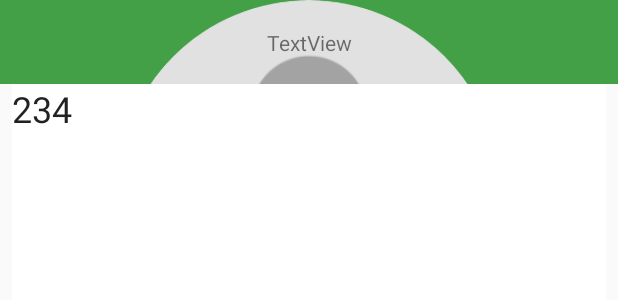
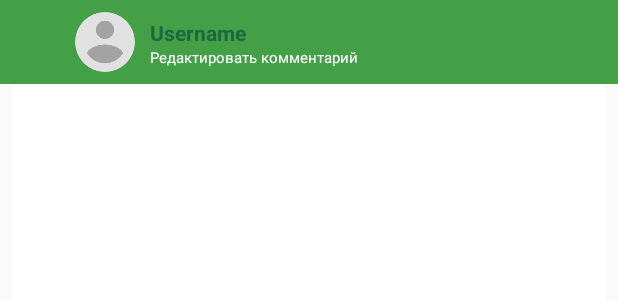
Before and after one commit to mr-variant/EnglishGrow, an Android app: the layout activity_change_comment.xml on its own in the app's theme, with its tools: preview values and no code run, on a phone screen of 412 x 824 dp. Shown: the top 300 px of the screen. Run offline under Robolectric (Android 15) with nearby library versions, the phone set to English and light mode, and no system bars.

Commit message:
finish changeCommentActivity. Add animation to changeCommentActivity.

```diff
--- a/app/src/main/java/aksenchyk/englishgrow/adapters/BlogRecyclerAdapter.java
+++ b/app/src/main/java/aksenchyk/englishgrow/adapters/BlogRecyclerAdapter.java
@@ -357,7 +357,7 @@ public class BlogRecyclerAdapter extends RecyclerView.Adapter<BlogRecyclerAdapte
             textViewBlogUsername.setText(name);
 
             RequestOptions placeholderOption = new RequestOptions();
-            placeholderOption.placeholder(R.drawable.profile_placeholder);
+            placeholderOption.placeholder(R.drawable.default_image);
 
             Glide.with(circleImageViewUserPhoto.getContext()).applyDefaultRequestOptions(placeholderOption).load(image).into(circleImageViewUserPhoto);
         }
--- a/app/src/main/java/aksenchyk/englishgrow/bottom_navigation_fragments/ChatFragment.java
+++ b/app/src/main/java/aksenchyk/englishgrow/bottom_navigation_fragments/ChatFragment.java
@@ -193,7 +193,6 @@ public class ChatFragment extends Fragment {
                     floatingActionButtonAddNewPost.startAnimation(animFabHide);
                     Intent newPostIntent = new Intent(getActivity(), NewPostActivity.class);
                     startActivity(newPostIntent);
-
                 }
             });
         }
--- /dev/null
+++ b/app/src/main/res/anim/slide_in_down.xml
@@ -0,0 +1,5 @@
+<?xml version="1.0" encoding="utf-8"?>
+<translate xmlns:android="http://schemas.android.com/apk/res/android"
+    android:duration="@android:integer/config_shortAnimTime"
+    android:fromYDelta="-100%p"
+    android:toYDelta="0%p" />
--- /dev/null
+++ b/app/src/main/res/anim/slide_in_up.xml
@@ -0,0 +1,5 @@
+<?xml version="1.0" encoding="utf-8"?>
+<translate xmlns:android="http://schemas.android.com/apk/res/android"
+    android:duration="@android:integer/config_shortAnimTime"
+    android:fromYDelta="100%p"
+    android:toYDelta="0%p" />
--- /dev/null
+++ b/app/src/main/res/anim/slide_out_down.xml
@@ -0,0 +1,5 @@
+<?xml version="1.0" encoding="utf-8"?>
+<translate xmlns:android="http://schemas.android.com/apk/res/android"
+    android:duration="@android:integer/config_shortAnimTime"
+    android:fromYDelta="0%p"
+    android:toYDelta="100%p" />
--- /dev/null
+++ b/app/src/main/res/anim/slide_out_up.xml
@@ -0,0 +1,5 @@
+<?xml version="1.0" encoding="utf-8"?>
+<translate xmlns:android="http://schemas.android.com/apk/res/android"
+    android:duration="@android:integer/config_shortAnimTime"
+    android:fromYDelta="0%p"
+    android:toYDelta="-100%p" />
--- /dev/null
+++ b/app/src/main/res/drawable/ic_picture.xml
@@ -0,0 +1,5 @@
+<vector android:height="24dp" android:viewportHeight="489.523"
+    android:viewportWidth="489.523" android:width="24dp" xmlns:android="http://schemas.android.com/apk/res/android">
+    <path android:fillColor="#747474" android:pathData="M468.286,144.662l-16.5,-5.7l-6.6,-47.8c-3.8,-27.1 -26.4,-47.4 -53.7,-48.3c-3.2,-0.1 -6.3,0.1 -9.5,0.5l-146.3,20.4l-103.9,-36.2c-16.5,-5.8 -34.6,3 -40.4,19.5l-13.4,38.6l-20,2.8c-14.8,2.1 -27.9,9.8 -37,21.7c-9,11.9 -12.9,26.7 -10.8,41.5l12.8,92l-21.2,60.8c-5.8,16.5 3,34.6 19.5,40.4l16.5,5.7l6.6,47.8c3.8,27.1 26.3,47.4 53.7,48.3c3.2,0.1 6.3,-0.1 9.5,-0.5l146.3,-20.4l103.9,36.2c16.5,5.8 34.6,-3 40.4,-19.5l13.4,-38.5l20,-2.8c30.6,-4.2 52,-32.6 47.7,-63.1l-12.8,-92.1l21.2,-60.8C493.586,168.562 484.786,150.462 468.286,144.662zM59.686,139.362c0.8,-1.1 2.4,-2.5 4.9,-2.9l324.1,-45c0.4,-0.1 0.9,-0.1 1.3,-0.1c3.1,0.1 6.6,2.3 7.1,6.4l25.6,184.6l-68.8,-52.1c-6.8,-5.2 -16.6,-3.8 -21.8,3l-43.9,58l-102.2,-77.4c-6.8,-5.2 -16.6,-3.8 -21.8,3l-81.1,107.2l-24.9,-179.2C57.886,142.362 58.786,140.462 59.686,139.362z"/>
+    <path android:fillColor="#747474" android:pathData="M280.186,170.362m-36.8,0a36.8,36.8 0,1 1,73.6 0a36.8,36.8 0,1 1,-73.6 0"/>
+</vector>
--- a/app/src/main/res/layout/activity_change_comment.xml
+++ b/app/src/main/res/layout/activity_change_comment.xml
@@ -16,32 +16,43 @@
 
 
     <de.hdodenhof.circleimageview.CircleImageView
-        android:id="@+id/profileImageEditComment"
-        android:layout_width="256dp"
-        android:layout_height="256dp"
-        android:layout_marginTop="32dp"
+        android:id="@+id/profileImageChangeComment"
+        android:layout_width="40dp"
+        android:layout_height="40dp"
+        android:layout_marginBottom="8dp"
+        android:layout_marginStart="50dp"
+        android:layout_marginTop="8dp"
         android:src="@drawable/default_image"
-        app:layout_constraintEnd_toEndOf="parent"
+        app:layout_constraintBottom_toTopOf="@+id/editTextChangeComment"
         app:layout_constraintStart_toStartOf="parent"
-        app:layout_constraintTop_toBottomOf="@+id/toolbarSetup" />
+        app:layout_constraintTop_toTopOf="parent" />
 
+
+    <TextView
+        android:id="@+id/textViewCommentChangeUsername"
+        android:layout_width="wrap_content"
+        android:layout_height="wrap_content"
+        android:layout_marginStart="10dp"
+        android:layout_marginTop="12dp"
+        android:text="Username"
+        android:textColor="@color/bg_login_green"
+        android:textStyle="bold"
+        app:layout_constraintStart_toEndOf="@+id/profileImageChangeComment"
+        app:layout_constraintTop_toTopOf="parent" />
 
     <TextView
         android:id="@+id/textViewEditComment"
         android:layout_width="wrap_content"
         android:layout_height="wrap_content"
-        android:layout_marginBottom="8dp"
-        android:layout_marginEnd="8dp"
-        android:layout_marginStart="8dp"
-        android:layout_marginTop="8dp"
-        android:text="TextView"
-        app:layout_constraintBottom_toTopOf="@+id/editText"
-        app:layout_constraintEnd_toEndOf="@+id/toolbarChangeComment"
-        app:layout_constraintStart_toStartOf="parent"
-        app:layout_constraintTop_toTopOf="@+id/toolbarChangeComment" />
+        android:layout_marginStart="10dp"
+        android:text="@string/comment_edit"
+        android:textColor="@android:color/white"
+        android:textSize="10sp"
+        app:layout_constraintStart_toEndOf="@+id/profileImageChangeComment"
+        app:layout_constraintTop_toBottomOf="@+id/textViewCommentChangeUsername" />
 
     <EditText
-        android:id="@+id/editText"
+        android:id="@+id/editTextChangeComment"
         android:layout_width="match_parent"
         android:layout_height="0dp"
         android:layout_marginEnd="8dp"
@@ -51,7 +62,6 @@
         android:ems="10"
         android:gravity="start"
         android:inputType="textMultiLine"
-        android:text="234"
         android:textSize="24sp"
         app:layout_constraintBottom_toBottomOf="parent"
         app:layout_constraintEnd_toEndOf="parent"
--- a/app/src/main/res/layout/item_list_blog.xml
+++ b/app/src/main/res/layout/item_list_blog.xml
@@ -24,11 +24,11 @@
 
             <de.hdodenhof.circleimageview.CircleImageView
                 android:id="@+id/circleImageViewUserPhoto"
-                android:layout_width="wrap_content"
-                android:layout_height="wrap_content"
+                android:layout_width="50dp"
+                android:layout_height="50dp"
                 android:layout_marginStart="16dp"
                 android:layout_marginTop="8dp"
-                android:src="@drawable/profile_placeholder"
+                android:src="@drawable/default_image"
                 app:layout_constraintStart_toStartOf="parent"
                 app:layout_constraintTop_toTopOf="parent" />
 
--- a/app/src/main/res/layout/item_list_comment.xml
+++ b/app/src/main/res/layout/item_list_comment.xml
@@ -8,11 +8,11 @@
 
     <de.hdodenhof.circleimageview.CircleImageView
         android:id="@+id/circleImageViewCommentUserPhoto"
-        android:layout_width="wrap_content"
-        android:layout_height="wrap_content"
+        android:layout_width="40dp"
+        android:layout_height="40dp"
         android:layout_marginStart="16dp"
         android:layout_marginTop="10dp"
-        android:src="@drawable/profile_placeholder"
+        android:src="@drawable/default_image"
         app:layout_constraintStart_toStartOf="parent"
         app:layout_constraintTop_toTopOf="parent" />
 
--- a/app/src/main/res/menu/navigation.xml
+++ b/app/src/main/res/menu/navigation.xml
@@ -13,7 +13,7 @@
 
     <item
     android:id="@+id/navigation_training"
-    android:icon="@drawable/ic_seeding"
+    android:icon="@drawable/ic_pyramid"
     android:title="@string/menu_down_training" />
 
     <item
@@ -23,7 +23,7 @@
 
     <item
     android:id="@+id/navigation_chat"
-    android:icon="@drawable/ic_chat"
-    android:title="@string/menu_down_chat" />
+    android:icon="@drawable/ic_picture"
+    android:title="@string/menu_down_moments" />
 
 </menu>
--- a/app/src/main/res/values/strings.xml
+++ b/app/src/main/res/values/strings.xml
@@ -35,7 +35,7 @@
     <string name="menu_down_grammar">Грамматика</string>
     <string name="menu_down_training">Тренеровки</string>
     <string name="menu_down_dictionary">Словарь</string>
-    <string name="menu_down_chat">Блог</string>
+    <string name="menu_down_moments">Моменты</string>
 
     <string name="profile">Профиль</string>
 
@@ -92,7 +92,7 @@
 
     <string name="comment_copy">Комментарий скопирован в буфер</string>
     <string name="comment_delete">Комментарий был удалён</string>
-
-
+    <string name="comment_edit">Редактировать комментарий</string>
+    <string name="comment_edit_err">Введите ваш коммментарий</string>
 
 </resources>
```
Also changed, not shown: app/src/main/java/aksenchyk/englishgrow/ChangeCommentActivity.java (+95 -4 lines), app/src/main/java/aksenchyk/englishgrow/adapters/CommentsRecyclerAdapter.java (+5 -8 lines), app/src/main/res/drawable/ic_pyramid.xml (added, +17 -0 lines), app/src/main/res/drawable-hdpi/profile_placeholder.png (deleted), app/src/main/res/drawable-mdpi/profile_placeholder.png (deleted), app/src/main/res/drawable-xhdpi/profile_placeholder.png (deleted), app/src/main/res/drawable-xxhdpi/profile_placeholder.png (deleted), app/src/main/res/drawable-xxxhdpi/profile_placeholder.png (deleted).
